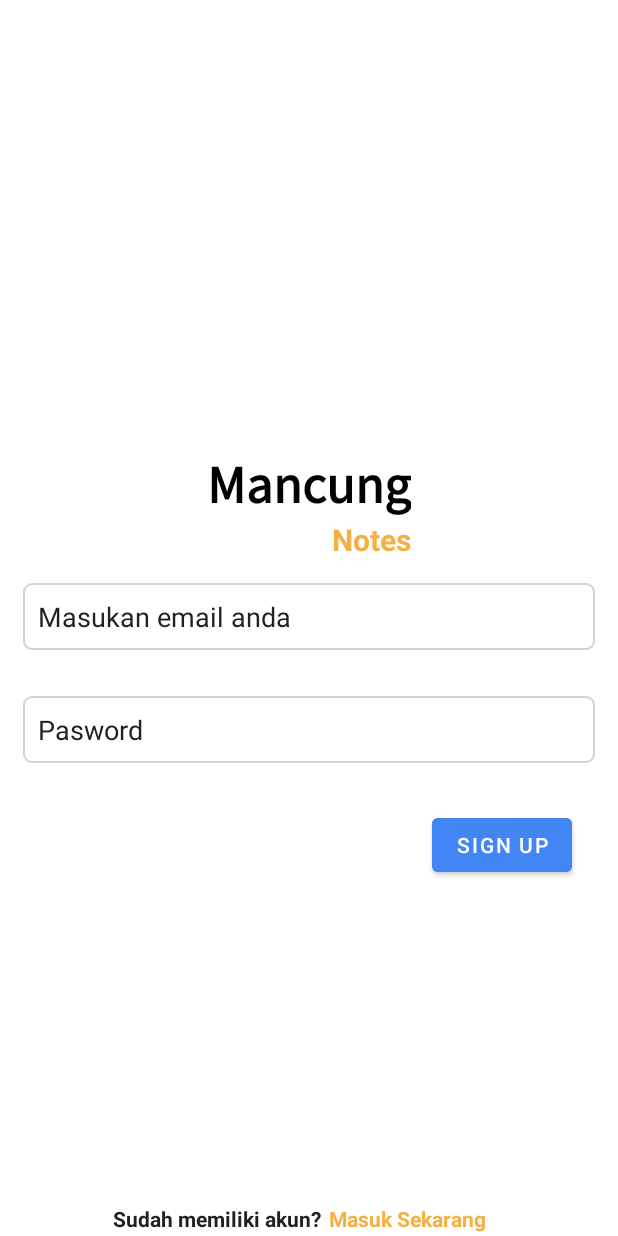
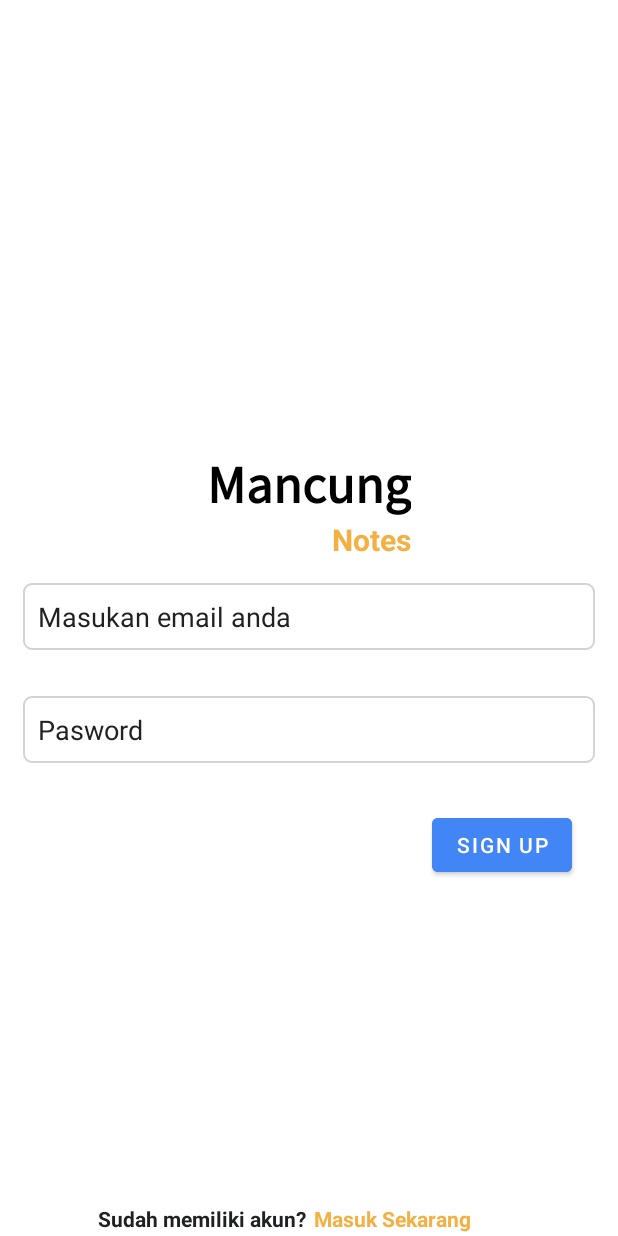
Before and after one commit to MancungXYZ/NOTES10119011, an Android app: the SignUpAc screen opened directly, with no data from a screen before it, on a phone screen of 412 x 824 dp. Run offline under Robolectric (Android 15) with nearby library versions, the phone set to English and light mode, and no system bars; our stand-ins replace Firebase (no records; nobody signed in at launch, a user with empty details on screens opened directly).

Commit message:
Minor Bugs

```diff
--- a/app/src/main/java/com/example/uas_akb_if1_10119011/Activity_add.java
+++ b/app/src/main/java/com/example/uas_akb_if1_10119011/Activity_add.java
@@ -63,8 +63,8 @@ public class Activity_add extends AppCompatActivity {
 
                 ContentValues values = new ContentValues();
                 values.put(DBHelper.row_title, title);
-                values.put(DBHelper.row_kateg, kateg);
-//                values.put(DBHelper.row_note, detail);
+//                values.put(DBHelper.row_kateg, kateg);
+                values.put(DBHelper.row_note, detail);
                 values.put(DBHelper.row_created, created);
 
                 //Create Condition if Title and Detail is empty
--- a/app/src/main/java/com/example/uas_akb_if1_10119011/Keluar.java
+++ b/app/src/main/java/com/example/uas_akb_if1_10119011/Keluar.java
@@ -12,7 +12,10 @@ import android.view.View;
 import android.view.ViewGroup;
 
 import com.google.firebase.auth.FirebaseAuth;
-
+//Identitas
+//Nama  : Reihan Wiyanda
+//Kelas : IF-1
+//Nim   : 10119011
 public class Keluar extends Fragment {
     FirebaseAuth firebaseAuth;
     @Override
--- a/app/src/main/java/com/example/uas_akb_if1_10119011/LoginAct.java
+++ b/app/src/main/java/com/example/uas_akb_if1_10119011/LoginAct.java
@@ -15,7 +15,10 @@ import com.google.android.gms.tasks.OnCompleteListener;
 import com.google.android.gms.tasks.Task;
 import com.google.firebase.auth.AuthResult;
 import com.google.firebase.auth.FirebaseAuth;
-
+//Identitas
+//Nama  : Reihan Wiyanda
+//Kelas : IF-1
+//Nim   : 10119011
 public class LoginAct extends AppCompatActivity {
     FirebaseAuth firebaseAuth;
     EditText email, password;
--- a/app/src/main/java/com/example/uas_akb_if1_10119011/Profile.java
+++ b/app/src/main/java/com/example/uas_akb_if1_10119011/Profile.java
@@ -7,7 +7,10 @@ import androidx.fragment.app.Fragment;
 import android.view.LayoutInflater;
 import android.view.View;
 import android.view.ViewGroup;
-
+//Identitas
+//Nama  : Reihan Wiyanda
+//Kelas : IF-1
+//Nim   : 10119011
 public class Profile extends Fragment {
 
     @Override
--- a/app/src/main/java/com/example/uas_akb_if1_10119011/SignUpAc.java
+++ b/app/src/main/java/com/example/uas_akb_if1_10119011/SignUpAc.java
@@ -18,7 +18,10 @@ import com.google.android.gms.tasks.OnCompleteListener;
 import com.google.android.gms.tasks.Task;
 import com.google.firebase.auth.AuthResult;
 import com.google.firebase.auth.FirebaseAuth;
-
+//Identitas
+//Nama  : Reihan Wiyanda
+//Kelas : IF-1
+//Nim   : 10119011
 public class SignUpAc extends AppCompatActivity {
 
     FirebaseAuth firebaseAuth;
--- a/app/src/main/res/layout/activity_sign_up.xml
+++ b/app/src/main/res/layout/activity_sign_up.xml
@@ -79,7 +79,7 @@
         android:layout_width="wrap_content"
         android:layout_height="wrap_content"
         android:layout_below="@+id/btn_sign_up"
-        android:layout_marginLeft="75dp"
+        android:layout_marginLeft="65dp"
         android:layout_marginTop="200dp"
         android:text="Sudah memiliki akun?"
         android:textColor="@color/google_grey"
```
